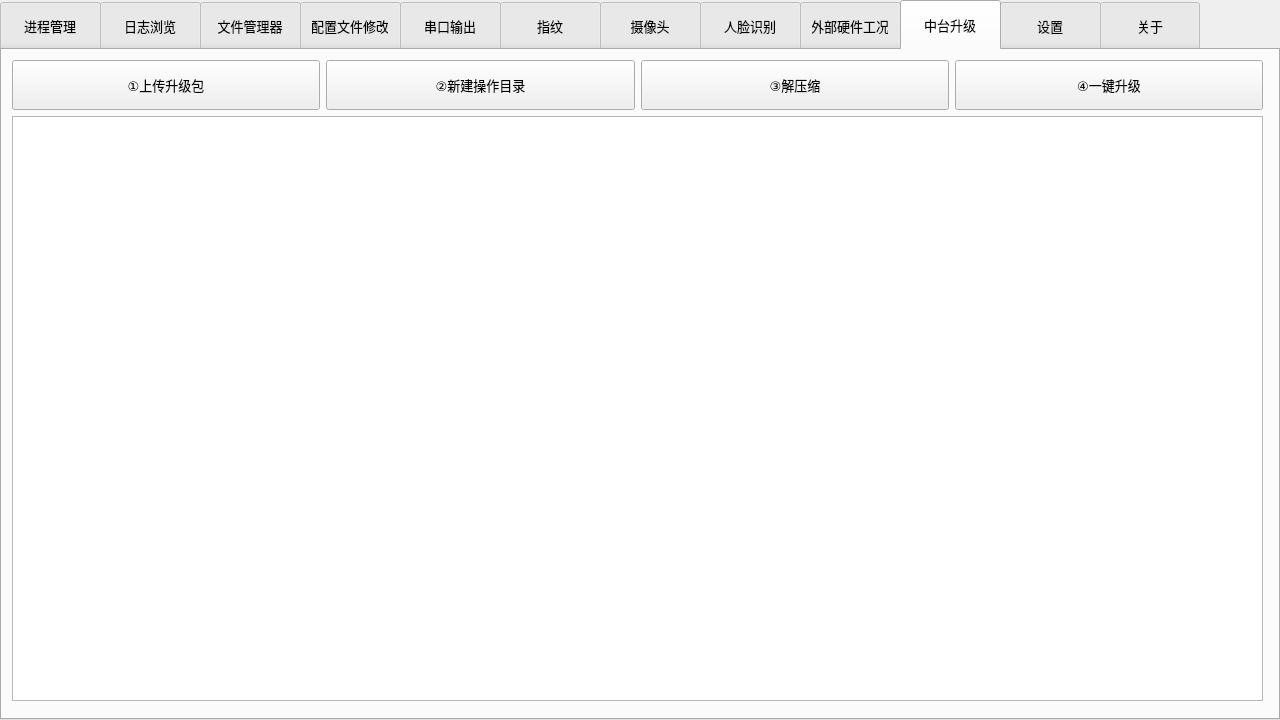
Before: the Qt Designer form midtool.ui in Nehcknarf/MidTool, drawn with Qt 5.
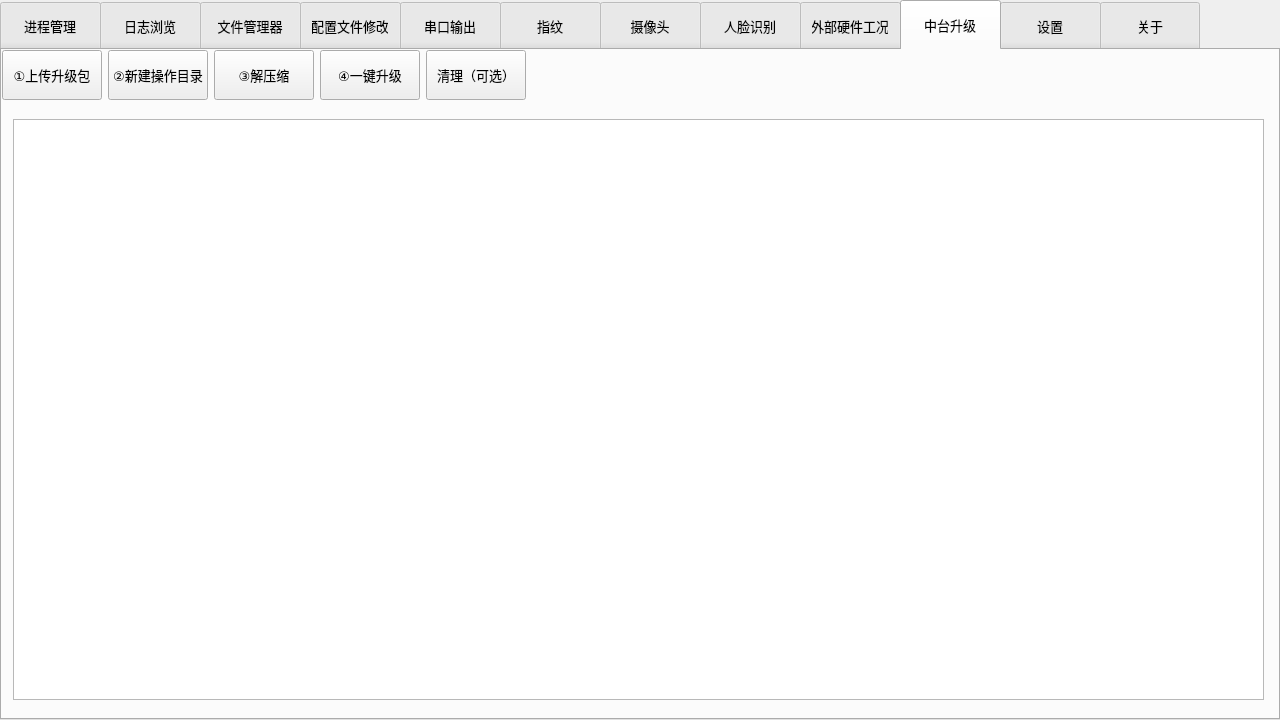
After: the same form once the commit is applied. The open tabs and pages were chosen to show the change. Icons and pictures are not drawn.

```diff
--- a/midtool.ui
+++ b/midtool.ui
@@ -3417,17 +3417,7 @@
    <attribute name="title">
     <string>中台升级</string>
    </attribute>
-   <widget class="QWidget" name="layoutWidget">
-    <property name="geometry">
-     <rect>
-      <x>10</x>
-      <y>10</y>
-      <width>1251</width>
-      <height>641</height>
-     </rect>
-    </property>
-    <layout class="QVBoxLayout" name="verticalLayout_20">
-     <item>
+   <widget class="QWidget" name="">
       <layout class="QHBoxLayout" name="horizontalLayout_47">
        <item>
         <widget class="QPushButton" name="chosePkgButton">
@@ -3437,6 +3427,12 @@
            <height>50</height>
           </size>
          </property>
+       <property name="maximumSize">
+        <size>
+         <width>100</width>
+         <height>16777215</height>
+        </size>
+       </property>
          <property name="font">
           <font>
            <pointsize>10</pointsize>
@@ -3455,6 +3451,12 @@
            <height>50</height>
           </size>
          </property>
+       <property name="maximumSize">
+        <size>
+         <width>100</width>
+         <height>16777215</height>
+        </size>
+       </property>
          <property name="font">
           <font>
            <pointsize>10</pointsize>
@@ -3473,6 +3475,12 @@
            <height>50</height>
           </size>
          </property>
+       <property name="maximumSize">
+        <size>
+         <width>100</width>
+         <height>16777215</height>
+        </size>
+       </property>
          <property name="font">
           <font>
            <pointsize>10</pointsize>
@@ -3491,6 +3499,12 @@
            <height>50</height>
           </size>
          </property>
+       <property name="maximumSize">
+        <size>
+         <width>100</width>
+         <height>16777215</height>
+        </size>
+       </property>
          <property name="font">
           <font>
            <pointsize>10</pointsize>
@@ -3501,18 +3515,46 @@
          </property>
         </widget>
        </item>
-      </layout>
-     </item>
      <item>
+      <widget class="QPushButton" name="cleanButton">
+       <property name="minimumSize">
+        <size>
+         <width>100</width>
+         <height>50</height>
+        </size>
+       </property>
+       <property name="maximumSize">
+        <size>
+         <width>100</width>
+         <height>16777215</height>
+        </size>
+       </property>
+       <property name="font">
+        <font>
+         <pointsize>10</pointsize>
+        </font>
+       </property>
+       <property name="text">
+        <string>清理（可选）</string>
+       </property>
+      </widget>
+     </item>
+    </layout>
+   </widget>
       <widget class="QTextBrowser" name="textBrowser_5">
+    <property name="geometry">
+     <rect>
+      <x>11</x>
+      <y>69</y>
+      <width>1251</width>
+      <height>581</height>
+     </rect>
+    </property>
        <property name="font">
         <font>
          <pointsize>10</pointsize>
         </font>
        </property>
-      </widget>
-     </item>
-    </layout>
    </widget>
   </widget>
   <widget class="QWidget" name="tab_10">
```
Left out of the diff: 2 changed lines with no effect on the pictures. Lines whose indentation alone changed are shown as unchanged.
